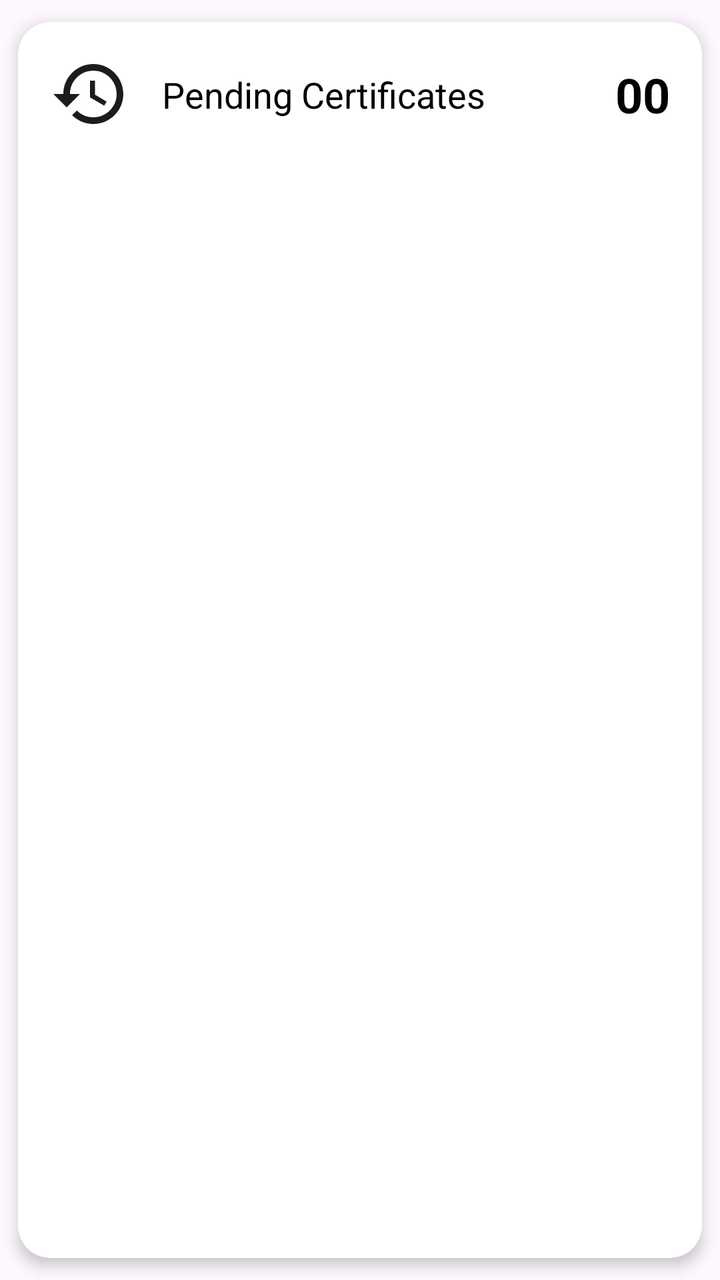
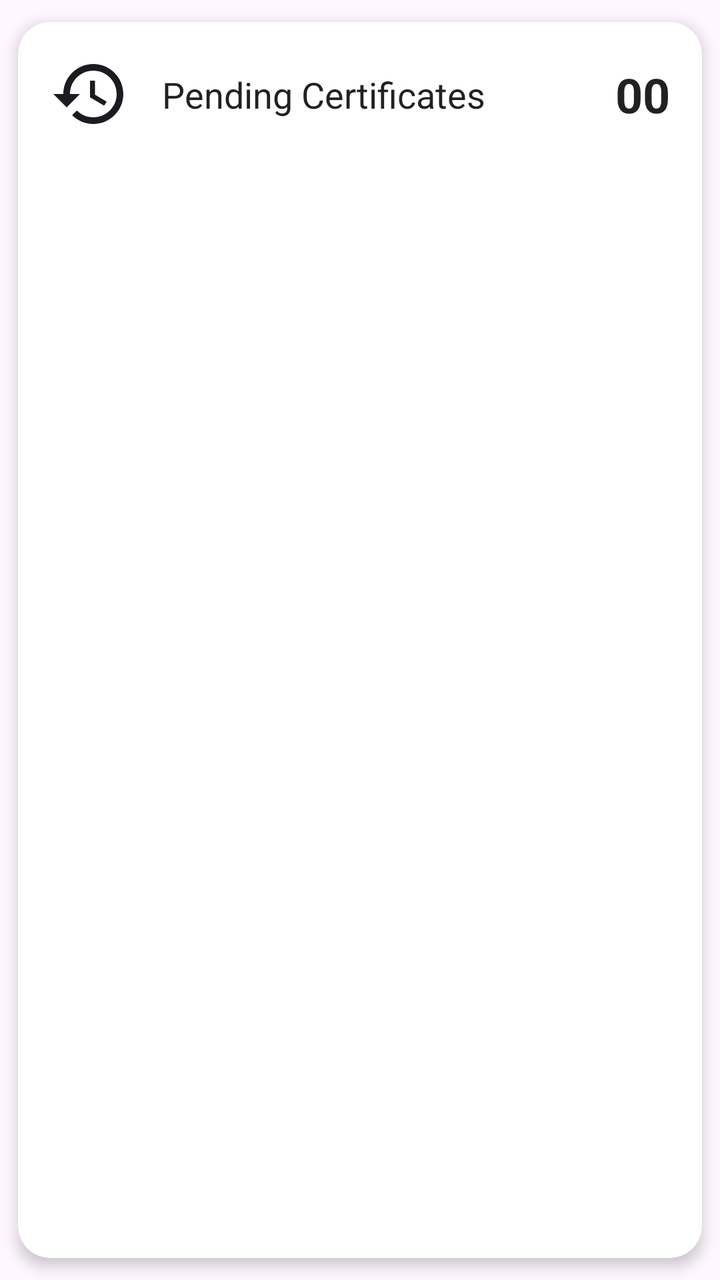

Screens rendered from an Android XML layout before and after an edit, with the pre-edit source and the edit as a unified diff.
<!-- AndroidManifest.xml: application theme Theme.MicroCredential -->
<!-- res/layout/item_total_learners_covered.xml -->
<?xml version="1.0" encoding="utf-8"?>
<androidx.cardview.widget.CardView xmlns:android="http://schemas.android.com/apk/res/android"
    xmlns:app="http://schemas.android.com/apk/res-auto"
    android:layout_width="match_parent"
    android:layout_height="wrap_content"
    app:cardCornerRadius="16dp"
    app:cardElevation="4dp"
    app:cardUseCompatPadding="true">

    <androidx.constraintlayout.widget.ConstraintLayout
        android:layout_width="match_parent"
        android:layout_height="wrap_content"
        android:padding="16dp">

        <ImageView
            android:id="@+id/iv_learners_icon"
            android:layout_width="40dp"
            android:layout_height="40dp"
            android:src="@drawable/ic_history"
            app:layout_constraintBottom_toBottomOf="parent"
            app:layout_constraintStart_toStartOf="parent"
            app:layout_constraintTop_toTopOf="parent" />

        <TextView
            android:id="@+id/tv_learners_label"
            android:layout_width="wrap_content"
            android:layout_height="wrap_content"
            android:layout_marginStart="16dp"
            android:text="Pending Certificates"
            android:textColor="@android:color/black"
            android:textSize="18sp"
            app:layout_constraintBottom_toBottomOf="parent"
            app:layout_constraintStart_toEndOf="@+id/iv_learners_icon"
            app:layout_constraintTop_toTopOf="parent" />

        <TextView
            android:id="@+id/tv_total_learners_covered"
            android:layout_width="wrap_content"
            android:layout_height="wrap_content"
            android:text="00"
            android:textColor="@android:color/black"
            android:textSize="24sp"
            android:textStyle="bold"
            app:layout_constraintBottom_toBottomOf="parent"
            app:layout_constraintEnd_toEndOf="parent"
            app:layout_constraintTop_toTopOf="parent" />

    </androidx.constraintlayout.widget.ConstraintLayout>

</androidx.cardview.widget.CardView>
<!-- resources referenced by this layout -->
<resources>
  <!-- drawable ic_history (drawable) -->
  <vector xmlns:android="http://schemas.android.com/apk/res/android"
      android:width="24dp"
      android:height="24dp"
      android:viewportWidth="24"
      android:viewportHeight="24">
    <path
        android:fillColor="?android:attr/textColorPrimary"
        android:pathData="M13,3c-4.97,0 -9,4.03 -9,9H1l3.89,3.89 0.07,0.14L9,12H6c0,-3.87 3.13,-7 7,-7s7,3.13 7,7 -3.13,7 -7,7c-1.93,0 -3.68,-0.79 -4.94,-2.06l-1.42,1.42C8.27,19.99 10.51,21 13,21c4.97,0 9,-4.03 9,-9s-4.03,-9 -9,-9zM12,8v5l4.25,2.52 0.75,-1.23 -3.5,-2.08V8H12z"/>
  </vector>
  <style name="Theme.MicroCredential" parent="Base.Theme.MicroCredential" />
  <style name="Base.Theme.MicroCredential" parent="Theme.Material3.DayNight.NoActionBar">
          
          
      </style>
</resources>

<!-- the commit's change to res/layout/item_total_learners_covered.xml (unified diff, before → after) -->
@@ -27,7 +27,7 @@
             android:layout_height="wrap_content"
             android:layout_marginStart="16dp"
             android:text="Pending Certificates"
-            android:textColor="@android:color/black"
+            android:textColor="@color/text_primary"
             android:textSize="18sp"
             app:layout_constraintBottom_toBottomOf="parent"
             app:layout_constraintStart_toEndOf="@+id/iv_learners_icon"
@@ -38,7 +38,7 @@
             android:layout_width="wrap_content"
             android:layout_height="wrap_content"
             android:text="00"
-            android:textColor="@android:color/black"
+            android:textColor="@color/text_primary"
             android:textSize="24sp"
             android:textStyle="bold"
             app:layout_constraintBottom_toBottomOf="parent"
<!-- resource entries referenced after the edit -->
@@ -1,5 +1,6 @@
 <!-- resources referenced by this layout -->
 <resources>
+  <color name="text_primary">#DE000000</color>
   <!-- drawable ic_history (drawable) -->
   <vector xmlns:android="http://schemas.android.com/apk/res/android"
       android:width="24dp"
